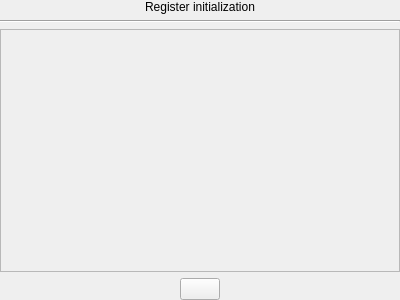
Qt form src/registerinitializationwidget.ui (mortbopet/Ripes) before a commit.
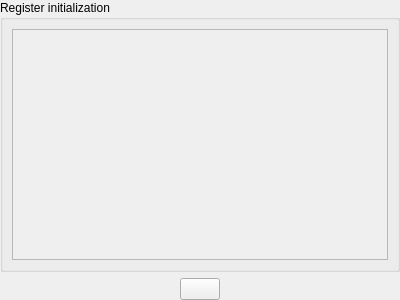
The same form after that commit.

Patch:
```diff
--- a/src/registerinitializationwidget.ui
+++ b/src/registerinitializationwidget.ui
@@ -35,51 +35,34 @@
    <item row="0" column="0">
     <layout class="QVBoxLayout" name="layout">
      <item>
-      <widget class="QLabel" name="label">
-       <property name="toolTip">
-        <string>A register initialization value will be written to a register once the circuit is reset.</string>
-       </property>
-       <property name="text">
+      <widget class="QGroupBox" name="groupBox">
+       <property name="title">
         <string>Register initialization</string>
        </property>
-       <property name="alignment">
-        <set>Qt::AlignCenter</set>
-       </property>
-      </widget>
-     </item>
-     <item>
-      <widget class="Line" name="line">
-       <property name="orientation">
-        <enum>Qt::Horizontal</enum>
-       </property>
-      </widget>
-     </item>
-     <item>
-      <widget class="QScrollArea" name="scrollArea">
+       <layout class="QGridLayout" name="gridLayout_3">
+        <item row="0" column="0">
+         <widget class="QScrollArea" name="scrollArea_2">
        <property name="widgetResizable">
         <bool>true</bool>
        </property>
-       <widget class="QWidget" name="scrollAreaWidgetContents">
+          <widget class="QWidget" name="scrollAreaWidgetContents_2">
         <property name="geometry">
          <rect>
           <x>0</x>
           <y>0</y>
-          <width>396</width>
-          <height>231</height>
-         </rect>
-        </property>
-        <property name="sizePolicy">
-         <sizepolicy hsizetype="Preferred" vsizetype="MinimumExpanding">
-          <horstretch>0</horstretch>
-          <verstretch>0</verstretch>
-         </sizepolicy>
-        </property>
+             <width>372</width>
+             <height>219</height>
+            </rect>
+           </property>
         <layout class="QGridLayout" name="gridLayout_2">
          <item row="0" column="0">
           <layout class="QGridLayout" name="regInitLayout"/>
          </item>
         </layout>
        </widget>
+         </widget>
+        </item>
+       </layout>
       </widget>
      </item>
      <item>
```
Lines whose indentation alone changed are shown as unchanged.
